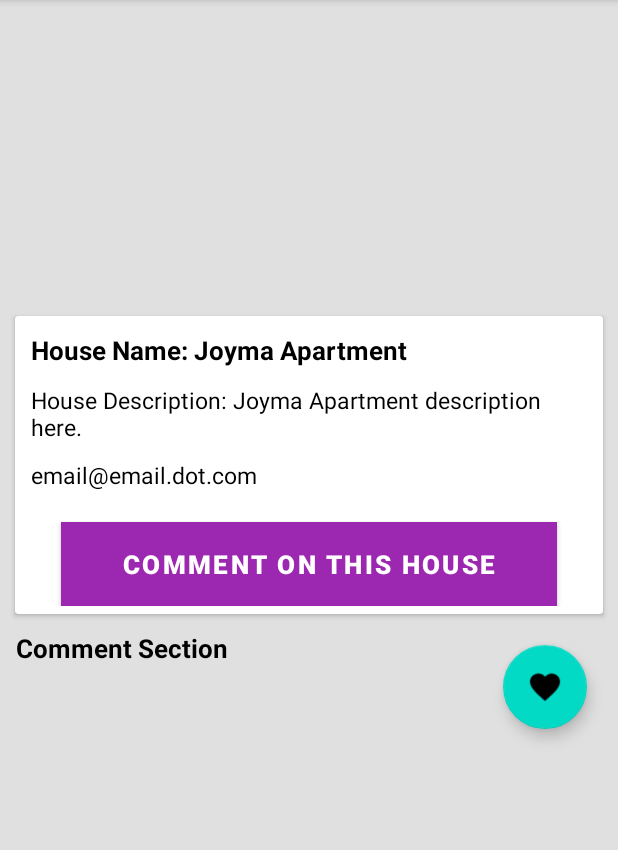
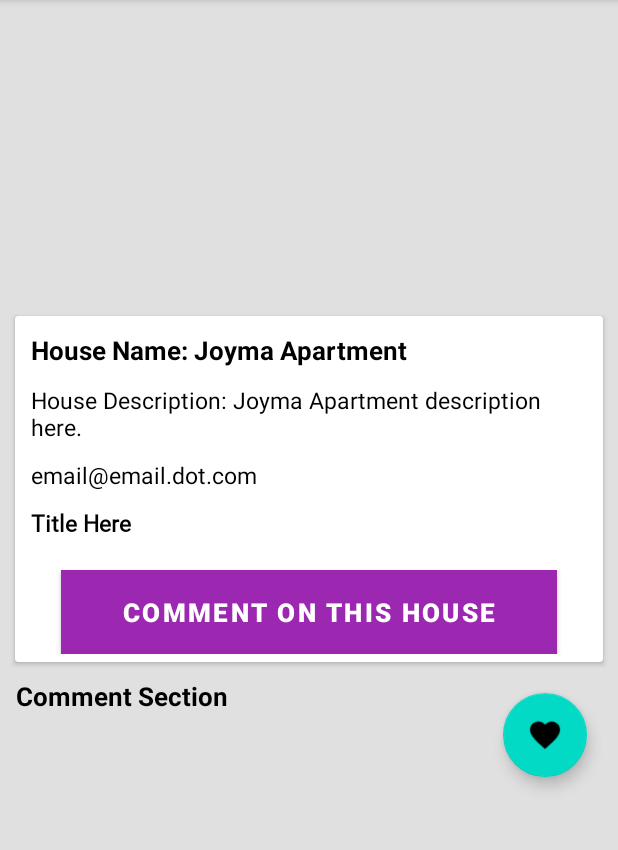
Before and after one commit to Okumu-Ian/Roomie, an Android app: the HouseActivity screen opened directly, with no data from a screen before it, on a phone screen of 412 x 824 dp, the part 84-934 px from its top. Run offline under Robolectric (Android 15) with nearby library versions, the phone set to English and light mode, and no system bars; our stand-ins replace Volley; network calls fail; pictures from the network do not load; 8 statements that could not run were skipped.

```diff
--- a/app/build.gradle
+++ b/app/build.gradle
@@ -5,7 +5,7 @@ android {
     buildToolsVersion "29.0.2"
     defaultConfig {
         applicationId "com.company.roomie"
-        minSdkVersion 19
+        minSdkVersion 23
         targetSdkVersion 29
         versionCode 1
         versionName "1.0"
@@ -31,6 +31,8 @@ dependencies {
         annotationProcessor 'com.github.bumptech.glide:compiler:4.9.0'
     }
     implementation 'com.android.volley:volley:1.1.1'
+    implementation 'com.github.sephiroth74:RangeSeekBar:1.1.0'
+    implementation 'com.github.sephiroth74:RangeSeekBar:Tag'
     testImplementation 'junit:junit:4.12'
     androidTestImplementation 'androidx.test:runner:1.2.0'
     androidTestImplementation 'androidx.test.espresso:espresso-core:3.2.0'
--- a/app/src/main/java/com/company/roomie/HouseActivity.java
+++ b/app/src/main/java/com/company/roomie/HouseActivity.java
@@ -45,7 +45,7 @@ import java.util.Map;
 public class HouseActivity extends AppCompatActivity {
 
     private AppCompatImageView banner;
-    private AppCompatTextView txt_title, txt_description, txt_email;
+    private AppCompatTextView txt_title, txt_description, txt_email,txt_price;
     private MaterialButton button;
     private FloatingActionButton fab;
     private Intent intent;
@@ -70,6 +70,7 @@ public class HouseActivity extends AppCompatActivity {
         comments_list = findViewById(R.id.house_comment_list);
         fab = findViewById(R.id.fab_favourite);
         txt_email =findViewById(R.id.txt_house_email);
+        txt_price = findViewById(R.id.txt_house_price);
         comments_list.setLayoutManager(new LinearLayoutManager(this,RecyclerView.VERTICAL,false));
         comments_list.setItemAnimator(new DefaultItemAnimator());
         displayDetails();
@@ -82,6 +83,7 @@ public class HouseActivity extends AppCompatActivity {
         txt_title.setText("House name: "+house.getHouse_title());
         txt_description.setText("Description: "+house.getHouse_description());
         txt_email.setText("Contact Email: "+house.getUser_id());
+        txt_price.setText("Price: $"+house.getHouse_price()+"/Month");
         button.setOnClickListener(new View.OnClickListener() {
             @Override
             public void onClick(View view) {
--- a/app/src/main/java/com/company/roomie/adapters/HousesAdapter.java
+++ b/app/src/main/java/com/company/roomie/adapters/HousesAdapter.java
@@ -24,12 +24,13 @@ public class HousesAdapter  extends RecyclerView.Adapter<HousesAdapter.HouseHold
     class HouseHolder extends RecyclerView.ViewHolder{
 
         private AppCompatImageView imageBanner;
-        private AppCompatTextView houseTitle;
+        private AppCompatTextView houseTitle,housePrice;
 
         HouseHolder(@NonNull View itemView) {
             super(itemView);
             imageBanner = itemView.findViewById(R.id.img_house_grid);
             houseTitle = itemView.findViewById(R.id.txt_house_grid_title);
+            housePrice = itemView.findViewById(R.id.txt_house_grid_price);
         }
     }
 
@@ -60,6 +61,7 @@ public class HousesAdapter  extends RecyclerView.Adapter<HousesAdapter.HouseHold
                 mContext.startActivity(mIntent);
             }
         });
+        holder.housePrice.setText("Price: $"+mHouse.getHouse_price());
     }
 
     @Override
--- a/app/src/main/res/layout/activity_house.xml
+++ b/app/src/main/res/layout/activity_house.xml
@@ -73,6 +73,18 @@
                 android:padding="5dip"
                 android:id="@+id/txt_house_email"/>
 
+            <androidx.appcompat.widget.AppCompatTextView
+                android:layout_width="match_parent"
+                android:layout_height="match_parent"
+                android:text="@string/title_here"
+                android:padding="5dip"
+                android:textSize="15sp"
+                android:textStyle="bold"
+                android:gravity="center_vertical"
+                android:textColor="@android:color/black"
+                android:fontFamily="@font/roboto_regular"
+                android:id="@+id/txt_house_price"/>
+
             <com.google.android.material.button.MaterialButton
                 android:layout_width="match_parent"
                 android:layout_height="wrap_content"
--- a/build.gradle
+++ b/build.gradle
@@ -18,6 +18,9 @@ allprojects {
     repositories {
         google()
         jcenter()
+        maven {
+            url "https://jitpack.io"
+        }
 
     }
 }
```
Also changed, not shown: app/src/main/java/com/company/roomie/Home.java (+17 -15 lines), app/src/main/java/com/company/roomie/models/Houses.java (+9 -1 lines), app/src/main/res/layout/activity_home.xml (+9 -4 lines), app/src/main/res/layout/houses_grid_item.xml (+12 -1 lines).
